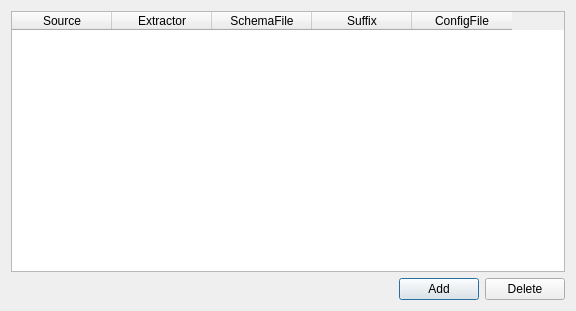
First picture: the form in Annotator/src/SourceEditor.ui, repository clam-project/clam, before the edit.
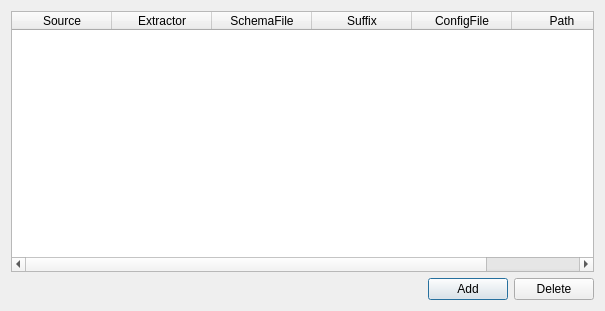
Second picture: the form after the edit.

```diff
--- a/Annotator/src/SourceEditor.ui
+++ b/Annotator/src/SourceEditor.ui
@@ -5,7 +5,7 @@
    <rect>
     <x>0</x>
     <y>0</y>
-    <width>576</width>
+    <width>605</width>
     <height>311</height>
    </rect>
   </property>
@@ -45,6 +45,11 @@
          <string>ConfigFile</string>
         </property>
        </column>
+       <column>
+        <property name="text" >
+         <string>Path</string>
+        </property>
+       </column>
       </widget>
      </item>
      <item>
```
Left out of the diff: 4 changed lines with no effect on the pictures.
